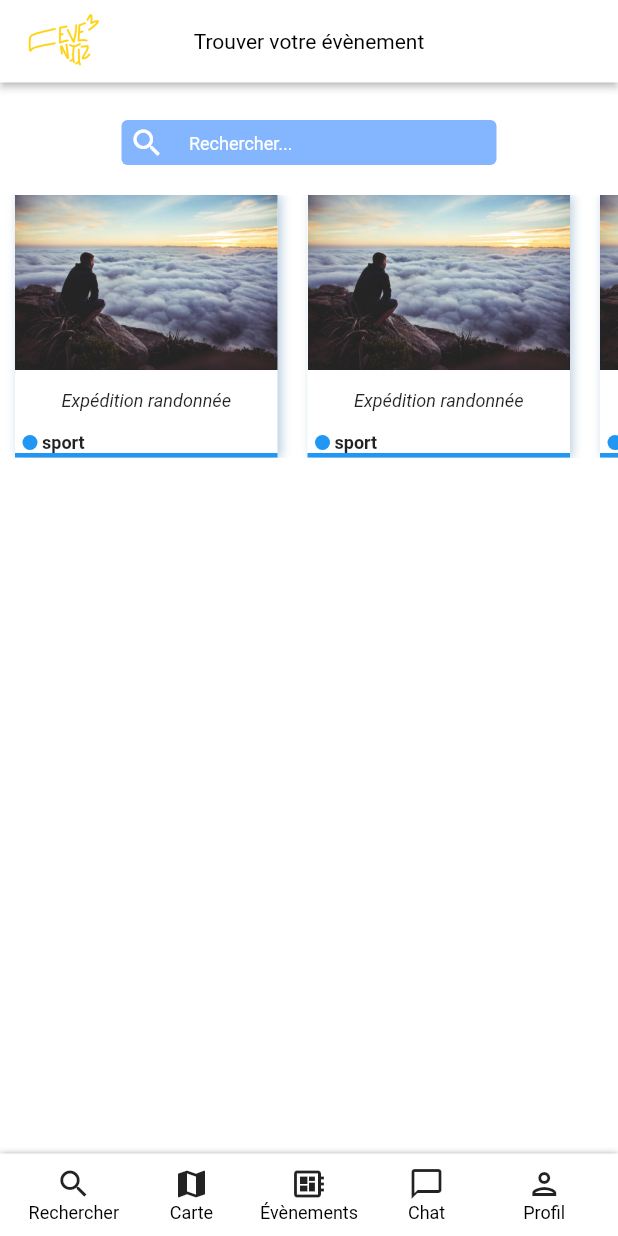
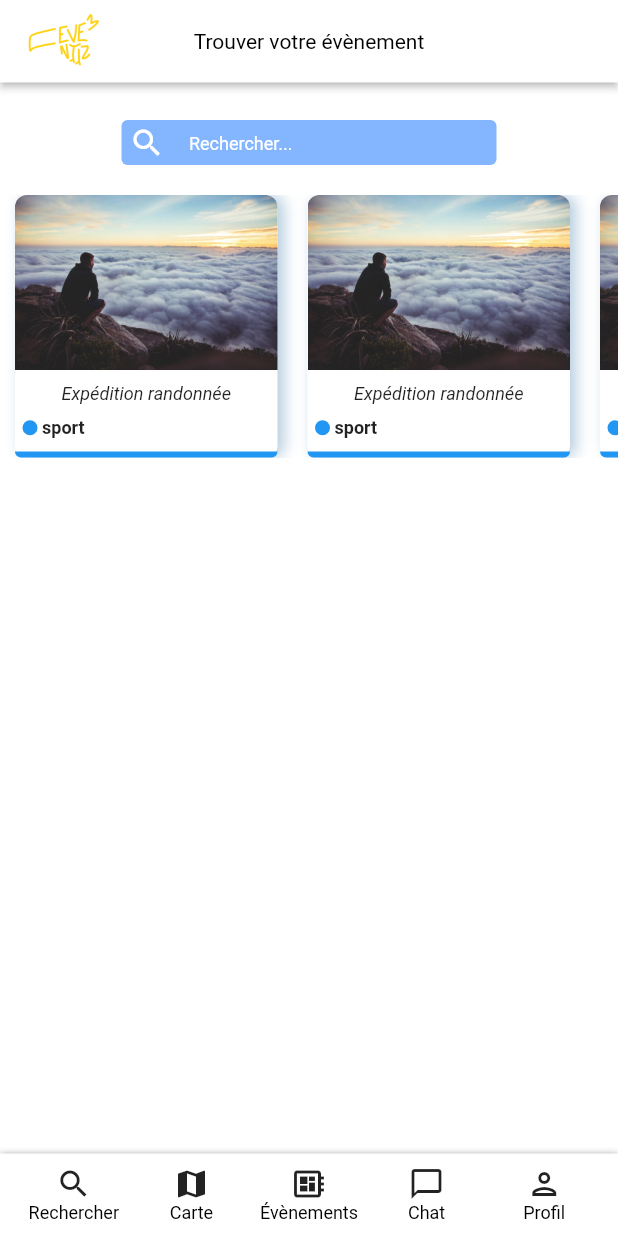
Before and after one commit to justRB/Eventiz, a Flutter app: the screen it shows after launch, on a phone screen of 412 x 824 dp. Run offline on Flutter 3.47's test engine with Material 2 defaults, Android fonts, the phone set to English and light mode, and no system bars.

Commit message:
rounded card

```diff
--- a/lib/components/research_page_card.dart
+++ b/lib/components/research_page_card.dart
@@ -17,23 +17,19 @@ class ResearchPageCard extends StatelessWidget {
   Widget build(BuildContext context) {
     double cardWidth = 175;
     double cardHeight = 175;
+    double radius = 8;
     return Container(
       margin: const EdgeInsets.only(left: 10, right: 10),
       width: cardWidth,
       height: cardHeight,
       decoration: BoxDecoration(
         color: Colors.white,
-        border: Border(
-          bottom: BorderSide(
-            color: colorCategory,
-            width: 3,
-          ),
-        ),
+        borderRadius: BorderRadius.circular(8),
         boxShadow: const [
           BoxShadow(
             color: Color.fromARGB(255, 181, 204, 223),
-            blurRadius: 5,
-            offset: Offset(2, 0),
+            blurRadius: 8,
+            offset: Offset(4, 0),
           ),
         ],
       ),
@@ -41,10 +37,10 @@ class ResearchPageCard extends StatelessWidget {
         mainAxisAlignment: MainAxisAlignment.spaceBetween,
         children: [
           ClipRRect(
-            borderRadius: const BorderRadius.only(
-                // topLeft: Radius.circular(0),
-                // topRight: Radius.circular(0),
-                ),
+            borderRadius: BorderRadius.only(
+              topLeft: Radius.circular(radius),
+              topRight: Radius.circular(radius),
+            ),
             child: Image.asset(
               'assets/images/$image',
               width: cardWidth,
@@ -77,6 +73,17 @@ class ResearchPageCard extends StatelessWidget {
               ),
             ],
           ),
+          Container(
+            decoration: BoxDecoration(
+              color: colorCategory,
+              borderRadius: BorderRadius.only(
+                bottomLeft: Radius.circular(radius),
+                bottomRight: Radius.circular(radius),
+              ),
+            ),
+            height: 4,
+            width: double.infinity,
+          ),
         ],
       ),
     );
```
